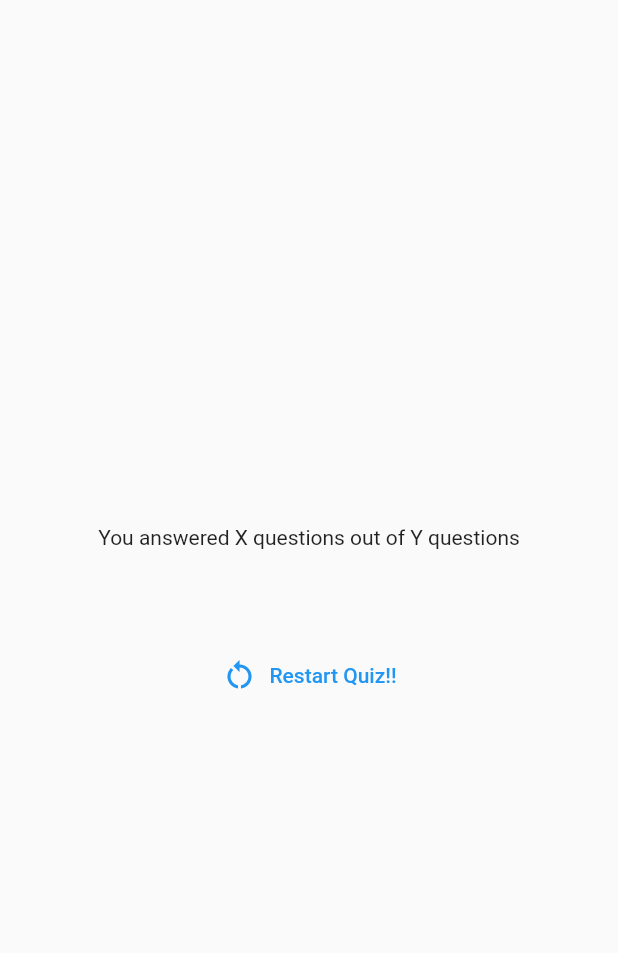
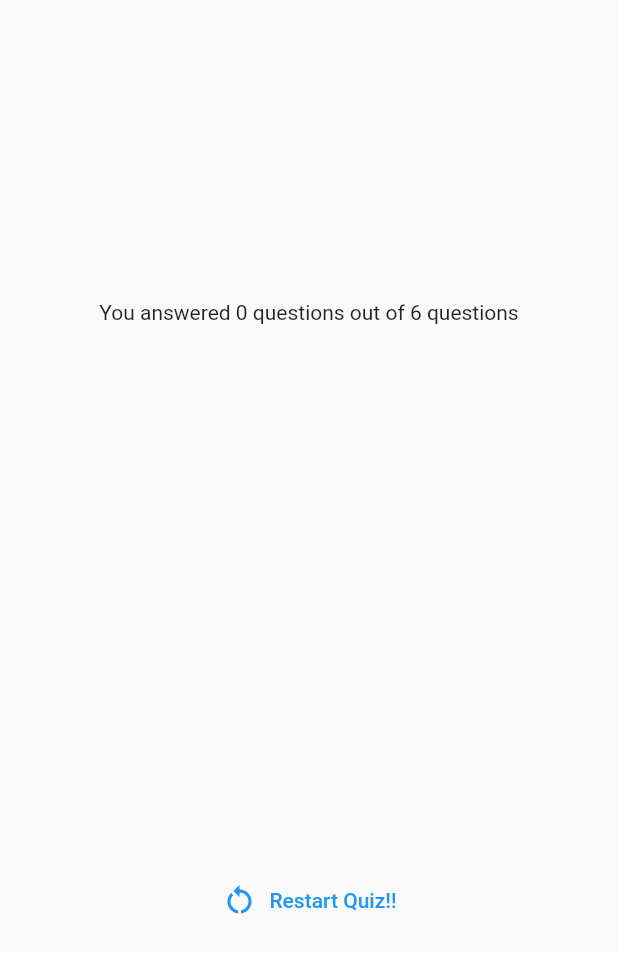
Before and after one commit to baralisachin10/flutter-related-quiz, a Flutter app: the ResultScreen widget shown alone on an empty page, opened directly with empty values, on a phone screen of 412 x 824 dp. Shown: the top 953 px of the screen. Run offline on Flutter 3.47's test engine with Material 2 defaults, Android fonts, the phone set to English and light mode, and no system bars; our stand-ins replace google_fonts.

Commit message:
quiz-app

```diff
--- a/lib/question_summary.dart
+++ b/lib/question_summary.dart
@@ -7,12 +7,15 @@ class QuestionSummary extends StatelessWidget {
 
   @override
   Widget build(BuildContext context) {
-    return Column(
+    return SizedBox(
+      height: 300,
+      child: SingleChildScrollView(
+        child: Column(
           children: summaryData.map((data) {
             return Row(
               children: [
                 Text(((data['question_index'] as int) + 1).toString()),
-            SingleChildScrollView(
+                Expanded(
                   child: Column(
                     children: [
                       Text(data['question'] as String),
@@ -27,6 +30,8 @@ class QuestionSummary extends StatelessWidget {
               ],
             );
           }).toList(),
+        ),
+      ),
     );
   }
 }
--- a/lib/result_screen.dart
+++ b/lib/result_screen.dart
@@ -2,7 +2,7 @@ import 'package:flutter/material.dart';
 import 'package:quiz_app/dummy_data/dummy_data.dart';
 import 'package:quiz_app/question_summary.dart';
 
-class ResultScreen extends StatelessWidget {
+class ResultScreen extends StatefulWidget {
   const ResultScreen({
     super.key,
     required this.choosenAnswer,
@@ -10,16 +10,21 @@ class ResultScreen extends StatelessWidget {
 
   final List<String> choosenAnswer;
 
+  @override
+  State<ResultScreen> createState() => _ResultScreenState();
+}
+
+class _ResultScreenState extends State<ResultScreen> {
   List<Map<String, Object>> getSummarData() {
     final List<Map<String, Object>> summary = [];
 
-    for (var i = 0; i < choosenAnswer.length; i++) {
+    for (var i = 0; i < widget.choosenAnswer.length; i++) {
       summary.add(
         {
           'question_index': i,
           'question': questions[i].questions,
           'correct_answer': questions[i].answers[0],
-          'user_answer': choosenAnswer
+          'user_answer': widget.choosenAnswer[i]
         },
       );
     }
@@ -29,6 +34,11 @@ class ResultScreen extends StatelessWidget {
 
   @override
   Widget build(BuildContext context) {
+    final summaryData = getSummarData();
+    final numTotalQuestions = questions.length;
+    final numCorrectQuestions = summaryData.where((data) {
+      return data['user_answer'] == data['correct_answer'];
+    }).length;
     return SizedBox(
       width: double.infinity,
       child: Container(
@@ -36,7 +46,8 @@ class ResultScreen extends StatelessWidget {
         child: Column(
           mainAxisAlignment: MainAxisAlignment.center,
           children: [
-            const Text('You answered X questions out of Y questions'),
+            Text(
+                'You answered $numCorrectQuestions questions out of $numTotalQuestions questions'),
             const SizedBox(
               height: 30,
             ),
@@ -45,7 +56,7 @@ class ResultScreen extends StatelessWidget {
               height: 30,
             ),
             TextButton.icon(
-              onPressed: () {},
+              onPressed: (){},
               icon: const Icon(Icons.restart_alt),
               label: const Text('Restart Quiz!!'),
             )
```
Lines whose indentation alone changed are shown as unchanged.
